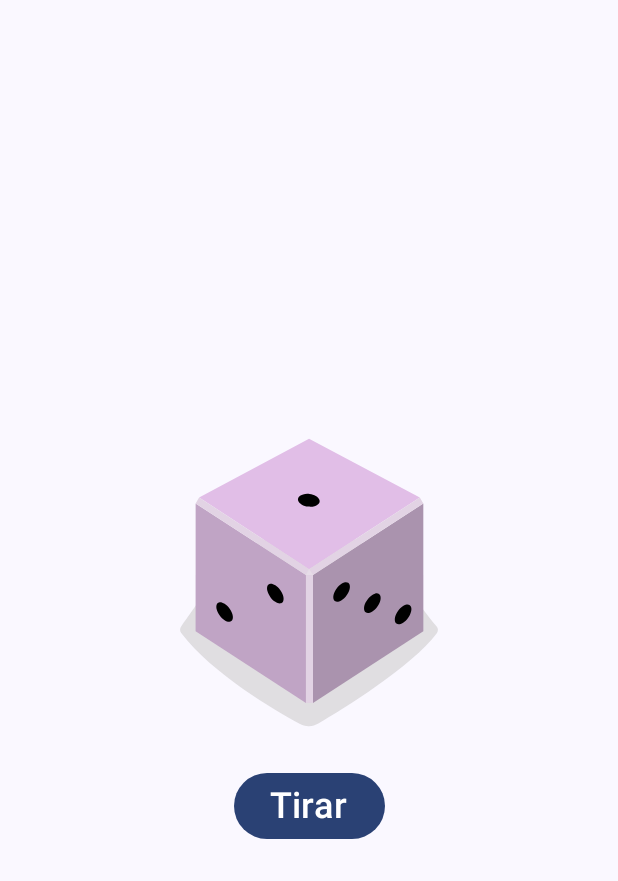
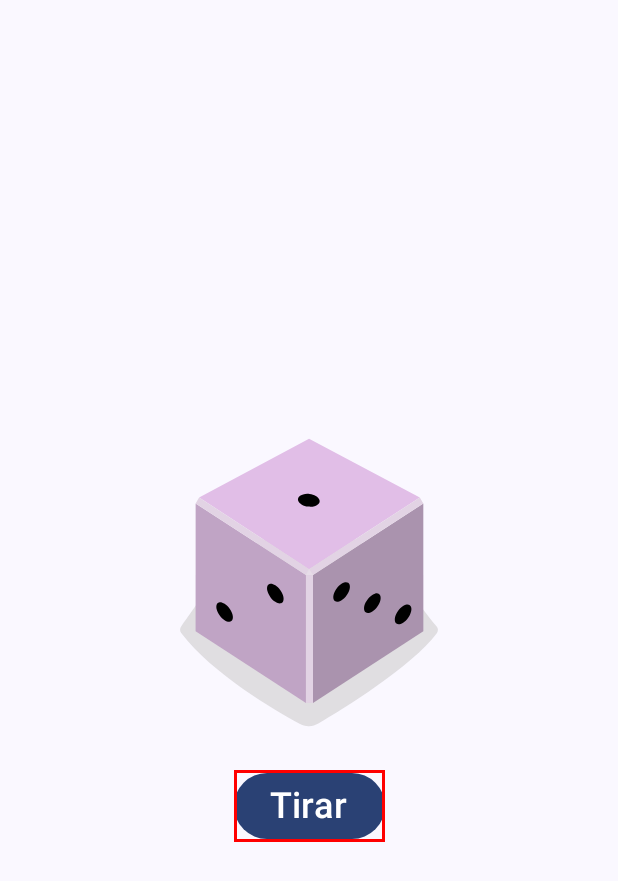
Before and after one commit to Alejandro-Omegas/DiceRoller, an Android app built with Jetpack Compose: the screen it shows after launch (MainActivity), on a phone screen of 412 x 824 dp. Shown: the top 881 px of the screen. Run offline under Robolectric (Android 15) with nearby library versions, the phone set to English and light mode, and no system bars.

Commit message:
agregdp borde rojo

```diff
--- a/app/src/main/java/com/alejandroarriola/diceroller/MainActivity.kt
+++ b/app/src/main/java/com/alejandroarriola/diceroller/MainActivity.kt
@@ -4,6 +4,7 @@ import android.os.Bundle
 import androidx.activity.ComponentActivity
 import androidx.activity.compose.setContent
 import androidx.compose.foundation.Image
+import androidx.compose.foundation.border
 import androidx.compose.foundation.layout.Column
 import androidx.compose.foundation.layout.fillMaxSize
 import androidx.compose.foundation.layout.wrapContentSize
@@ -18,9 +19,11 @@ import androidx.compose.runtime.remember
 import androidx.compose.runtime.setValue
 import androidx.compose.ui.Alignment
 import androidx.compose.ui.Modifier
+import androidx.compose.ui.graphics.Color
 import androidx.compose.ui.res.painterResource
 import androidx.compose.ui.res.stringResource
 import androidx.compose.ui.tooling.preview.Preview
+import androidx.compose.ui.unit.dp
 import androidx.compose.ui.unit.sp
 import com.alejandroarriola.diceroller.ui.theme.DiceRollerTheme
 
@@ -65,6 +68,7 @@ fun DiceWithButtonAndImage(modifier: Modifier = Modifier) {
 
         Button(
             onClick = { result = (1..6).random() },
+            modifier = Modifier.border(width = 2.dp, color = Color.Red)
         ) {
             Text(text = stringResource(R.string.roll), fontSize = 24.sp)
         }
```
